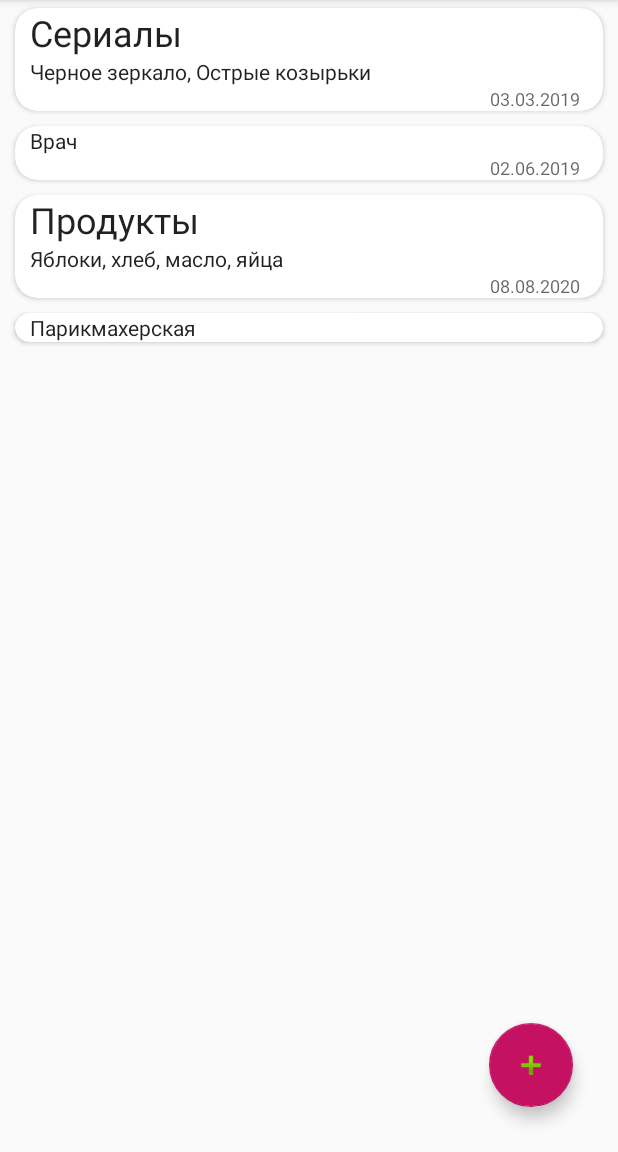
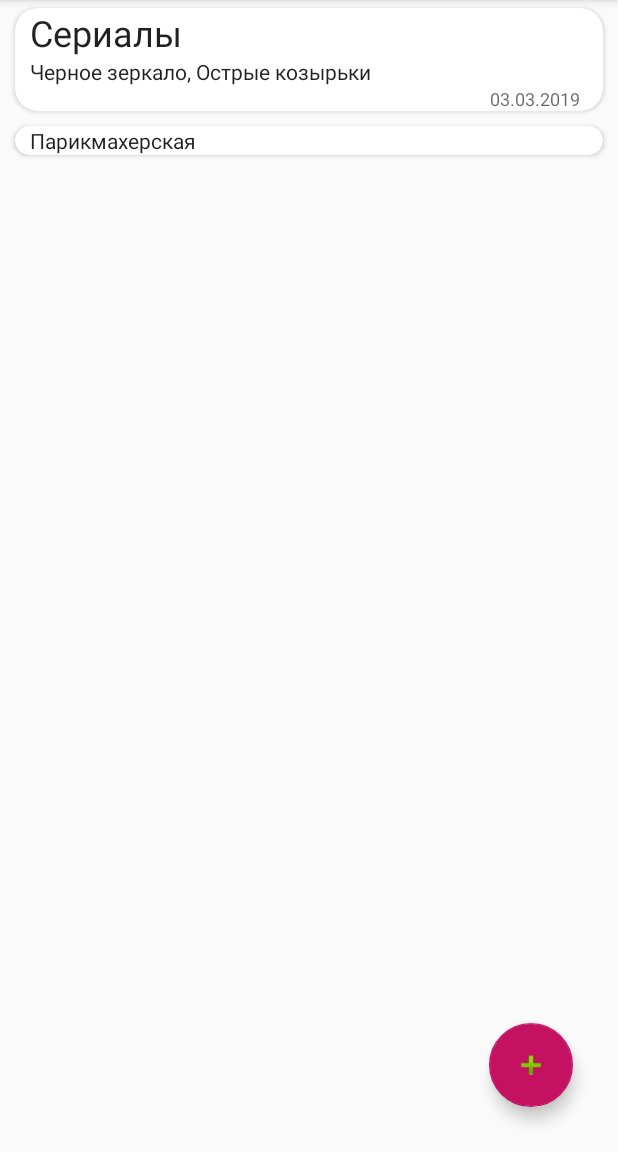
Before and after one commit to nastya996/demo_diplom, an Android app: the screen it shows after launch (MainActivity), on a phone screen of 412 x 824 dp, the part 84-1236 px from its top. Run offline under Robolectric (Android 15) with nearby library versions, the phone set to English and light mode, and no system bars; 2 statements that could not run were skipped.

Commit message:
cleaning code

```diff
--- a/app/src/main/java/com/example/demo_diplom/DateFragment.java
+++ b/app/src/main/java/com/example/demo_diplom/DataFragment.java
@@ -10,7 +10,7 @@ import androidx.fragment.app.DialogFragment;
 
 import java.util.Calendar;
 
-public class DateFragment extends DialogFragment {
+public class DataFragment extends DialogFragment {
 
     @NonNull
     @Override
--- a/app/src/main/java/com/example/demo_diplom/NoteActivity.java
+++ b/app/src/main/java/com/example/demo_diplom/NoteActivity.java
@@ -5,7 +5,6 @@ import android.os.Bundle;
 import android.view.Menu;
 import android.view.MenuItem;
 import android.view.View;
-import android.widget.Button;
 import android.widget.CheckBox;
 import android.widget.CompoundButton;
 import android.widget.DatePicker;
@@ -105,13 +104,13 @@ public class NoteActivity  extends AppCompatActivity implements DatePickerDialog
             public void onClick(View v) {
                 if (checkBox.isChecked()) {
 
-                    DialogFragment datePicker = new DateFragment();
+                    DialogFragment datePicker = new DataFragment();
                     datePicker.show(getSupportFragmentManager(), TAG_DATE_PICKER);
                 }
             }
         });
 
-        dataDeadline.addTextChangedListener(new DateInput(dataDeadline));
+        dataDeadline.addTextChangedListener(new DataInput(dataDeadline));
     }
 
     CompoundButton.OnCheckedChangeListener checkedChangeListener = new CompoundButton.OnCheckedChangeListener() {
--- /dev/null
+++ b/app/src/main/res/values/notes.xml
@@ -0,0 +1,8 @@
+<resources>
+    <string name="title1">Сериалы</string>
+    <string name="text1">Черное зеркало, Острые козырьки</string>
+    <string name="deadline1">03.03.2019</string>
+    <string name="text2">Парикмахерская</string>
+    <string name="date_update">20.01.2020</string>
+
+</resources>
--- a/app/src/main/res/values/notes_example.xml
+++ /dev/null
@@ -1,14 +0,0 @@
-<resources>
-    <string name="title1">Сериалы</string>
-    <string name="text1">Черное зеркало, Острые козырьки</string>
-    <string name="deadline1">03.03.2019</string>
-    <string name="text2">Парикмахерская</string>
-    <string name="date_update">01.01.2019</string>
-    <string name="text3">Врач</string>
-    <string name="title4">Продукты</string>
-    <string name="text4">Яблоки, хлеб, масло, яйца</string>
-    <string name="data_update2">02.05.2020</string>
-    <string name="deadline2">02.06.2019</string>
-    <string name="deadline3">08.08.2020</string>
-
-</resources>
```
